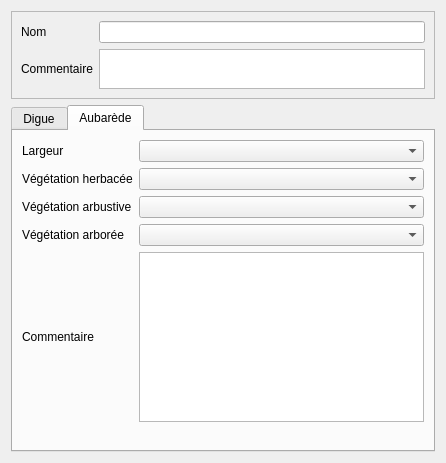
Before: the Qt Designer form Lamia/iface/qgiswidget/tools/toolprepro/base3_levee/lamiabase_levee_edge_tooldesktop_ui.ui in Artelia/Lamia, drawn with Qt 5.
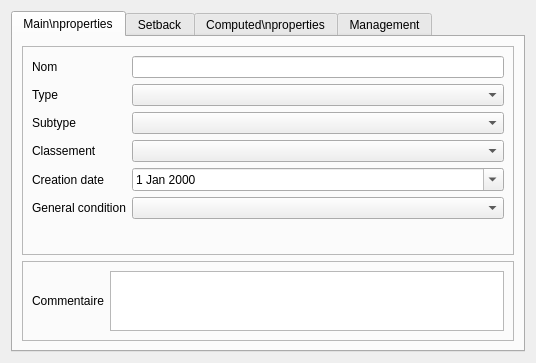
After: the same form once the commit is applied. The open tabs and pages were chosen to show the change.

```diff
--- a/Lamia/iface/qgiswidget/tools/toolprepro/base3_levee/lamiabase_levee_edge_tooldesktop_ui.ui
+++ b/Lamia/iface/qgiswidget/tools/toolprepro/base3_levee/lamiabase_levee_edge_tooldesktop_ui.ui
@@ -6,66 +6,24 @@
    <rect>
     <x>0</x>
     <y>0</y>
-    <width>446</width>
-    <height>463</height>
+    <width>536</width>
+    <height>363</height>
    </rect>
   </property>
   <property name="windowTitle">
    <string>Form</string>
   </property>
-  <layout class="QVBoxLayout" name="verticalLayout" stretch="1,10">
+  <layout class="QVBoxLayout" name="verticalLayout">
    <item>
-    <widget class="QFrame" name="frame_2">
-     <property name="frameShape">
-      <enum>QFrame::StyledPanel</enum>
-     </property>
-     <property name="frameShadow">
-      <enum>QFrame::Raised</enum>
-     </property>
-     <layout class="QGridLayout" name="gridLayout">
-      <item row="0" column="1">
-       <widget class="QLineEdit" name="lineEdit_nom"/>
-      </item>
-      <item row="0" column="0">
-       <widget class="QLabel" name="label_2">
-        <property name="text">
-         <string>Nom</string>
-        </property>
-       </widget>
-      </item>
-      <item row="1" column="1">
-       <widget class="QTextBrowser" name="textBrowser_comm">
-        <property name="maximumSize">
-         <size>
-          <width>16777215</width>
-          <height>40</height>
-         </size>
-        </property>
-        <property name="readOnly">
-         <bool>false</bool>
-        </property>
-       </widget>
-      </item>
-      <item row="1" column="0">
-       <widget class="QLabel" name="label_9">
-        <property name="text">
-         <string>Commentaire</string>
-        </property>
-       </widget>
-      </item>
-     </layout>
-    </widget>
-   </item>
-   <item>
-    <widget class="QTabWidget" name="tabWidget_2">
+    <widget class="QTabWidget" name="tabWidget">
      <property name="currentIndex">
-      <number>1</number>
+      <number>0</number>
      </property>
-     <widget class="QWidget" name="tab_4">
+     <widget class="QWidget" name="tab">
       <attribute name="title">
-       <string>Digue</string>
+       <string>Main\nproperties</string>
       </attribute>
-      <layout class="QVBoxLayout" name="verticalLayout_9">
+      <layout class="QVBoxLayout" name="verticalLayout_2">
        <item>
         <widget class="QFrame" name="frame">
          <property name="frameShape">
@@ -74,66 +32,214 @@
          <property name="frameShadow">
           <enum>QFrame::Raised</enum>
          </property>
-         <layout class="QGridLayout" name="gridLayout_2" columnstretch="1,10,0,0">
-          <item row="0" column="2">
+         <layout class="QGridLayout" name="gridLayout_2">
+          <item row="2" column="0">
            <widget class="QLabel" name="label_3">
             <property name="text">
-             <string>Constitution</string>
+             <string>Subtype</string>
             </property>
            </widget>
           </item>
-          <item row="2" column="3">
+          <item row="6" column="1">
+           <spacer name="verticalSpacer_2">
+            <property name="orientation">
+             <enum>Qt::Vertical</enum>
+            </property>
+            <property name="sizeHint" stdset="0">
+             <size>
+              <width>20</width>
+              <height>40</height>
+             </size>
+            </property>
+           </spacer>
+          </item>
+          <item row="4" column="1">
            <widget class="QDateEdit" name="dateEdit_datecontruct">
             <property name="calendarPopup">
              <bool>true</bool>
             </property>
            </widget>
           </item>
-          <item row="0" column="3">
+          <item row="1" column="0">
+           <widget class="QLabel" name="label_2">
+            <property name="text">
+             <string>Type</string>
+            </property>
+           </widget>
+          </item>
+          <item row="2" column="1">
            <widget class="QComboBox" name="comboBox_contitution"/>
           </item>
-          <item row="2" column="2">
-           <widget class="QLabel" name="label_11">
+          <item row="5" column="1">
+           <widget class="QComboBox" name="comboBox_etat_fonc"/>
+          </item>
+          <item row="4" column="0">
+           <widget class="QLabel" name="label_9">
             <property name="text">
-             <string>Date de construction</string>
+             <string>Creation date</string>
             </property>
+            <property name="wordWrap">
+             <bool>true</bool>
+            </property>
            </widget>
           </item>
-          <item row="0" column="1">
-           <widget class="QComboBox" name="comboBox_type"/>
+          <item row="5" column="0">
+           <widget class="QLabel" name="label_10">
+            <property name="text">
+             <string>General condition</string>
+            </property>
+           </widget>
           </item>
           <item row="0" column="0">
            <widget class="QLabel" name="label">
             <property name="text">
-             <string>Type</string>
+             <string>Nom</string>
             </property>
            </widget>
           </item>
-          <item row="2" column="1">
+          <item row="0" column="1">
+           <widget class="QLineEdit" name="lineEdit_nom"/>
+          </item>
+          <item row="1" column="1">
+           <widget class="QComboBox" name="comboBox_type"/>
+          </item>
+          <item row="3" column="0">
+           <widget class="QLabel" name="label_11">
+            <property name="text">
+             <string>Classement</string>
+            </property>
+           </widget>
+          </item>
+          <item row="3" column="1">
            <widget class="QComboBox" name="comboBox_classement"/>
           </item>
-          <item row="2" column="0">
+         </layout>
+        </widget>
+       </item>
+       <item>
+        <widget class="QFrame" name="frame_5">
+         <property name="frameShape">
+          <enum>QFrame::StyledPanel</enum>
+         </property>
+         <property name="frameShadow">
+          <enum>QFrame::Raised</enum>
+         </property>
+         <layout class="QGridLayout" name="gridLayout_5">
+          <item row="1" column="1">
+           <widget class="QTextBrowser" name="textBrowser_commentaire">
+            <property name="maximumSize">
+             <size>
+              <width>16777215</width>
+              <height>60</height>
+             </size>
+            </property>
+            <property name="readOnly">
+             <bool>false</bool>
+            </property>
+           </widget>
+          </item>
+          <item row="1" column="0">
+           <widget class="QLabel" name="label_15">
+            <property name="text">
+             <string>Commentaire</string>
+            </property>
+           </widget>
+          </item>
+         </layout>
+        </widget>
+       </item>
+      </layout>
+     </widget>
+     <widget class="QWidget" name="tab_2">
+      <attribute name="title">
+       <string>Setback</string>
+      </attribute>
+      <layout class="QGridLayout" name="gridLayout_3">
+       <item row="3" column="1">
+        <widget class="QComboBox" name="comboBox_aubaredevegarboree"/>
+       </item>
+       <item row="2" column="1">
+        <widget class="QComboBox" name="comboBox_aubaredevegarbustive"/>
+       </item>
+       <item row="1" column="1">
+        <widget class="QComboBox" name="comboBox_aubaredevegherbacee"/>
+       </item>
+       <item row="0" column="0">
            <widget class="QLabel" name="label_4">
             <property name="text">
-             <string>Classement</string>
+          <string>Width</string>
+         </property>
+        </widget>
+       </item>
+       <item row="0" column="1">
+        <widget class="QComboBox" name="comboBox_aubaredelargeur"/>
+       </item>
+       <item row="1" column="0">
+        <widget class="QLabel" name="label_5">
+         <property name="text">
+          <string>Herbaceous vegetation</string>
+         </property>
+         <property name="wordWrap">
+          <bool>true</bool>
+         </property>
+        </widget>
+       </item>
+       <item row="5" column="1">
+        <widget class="QTextBrowser" name="textBrowser_aubaredecommentaire">
+         <property name="readOnly">
+          <bool>false</bool>
+         </property>
+        </widget>
+       </item>
+       <item row="5" column="0">
+        <widget class="QLabel" name="label_8">
+         <property name="text">
+          <string>Comments</string>
+         </property>
+        </widget>
+       </item>
+       <item row="6" column="1">
+        <spacer name="verticalSpacer_3">
+         <property name="orientation">
+          <enum>Qt::Vertical</enum>
+         </property>
+         <property name="sizeHint" stdset="0">
+          <size>
+           <width>20</width>
+           <height>40</height>
+          </size>
+         </property>
+        </spacer>
+       </item>
+       <item row="2" column="0">
+        <widget class="QLabel" name="label_7">
+         <property name="text">
+          <string>Shrub vegetation</string>
+         </property>
+         <property name="wordWrap">
+          <bool>true</bool>
             </property>
            </widget>
           </item>
           <item row="3" column="0">
-           <widget class="QLabel" name="label_12">
+        <widget class="QLabel" name="label_6">
             <property name="text">
-             <string>Etat général</string>
+          <string>Tree vegetation</string>
+         </property>
+         <property name="wordWrap">
+          <bool>true</bool>
             </property>
            </widget>
           </item>
-          <item row="3" column="1">
-           <widget class="QComboBox" name="comboBox_etat_fonc"/>
-          </item>
-         </layout>
-        </widget>
-       </item>
+      </layout>
+     </widget>
+     <widget class="QWidget" name="tab_3">
+      <attribute name="title">
+       <string>Computed\nproperties</string>
+      </attribute>
+      <layout class="QVBoxLayout" name="verticalLayout_10">
        <item>
-        <widget class="QTabWidget" name="tabWidget">
+        <widget class="QTabWidget" name="tabWidget_2">
          <property name="currentIndex">
           <number>0</number>
          </property>
@@ -141,9 +247,9 @@
           <attribute name="title">
            <string>Photo</string>
           </attribute>
-          <layout class="QVBoxLayout" name="verticalLayout_2"/>
+          <layout class="QVBoxLayout" name="verticalLayout_3"/>
          </widget>
-         <widget class="QWidget" name="tab">
+         <widget class="QWidget" name="tab_4">
           <attribute name="title">
            <string>Profil en travers</string>
           </attribute>
@@ -163,23 +269,27 @@
            </item>
           </layout>
          </widget>
-         <widget class="QWidget" name="tab_2">
+         <widget class="QWidget" name="tab_5">
           <attribute name="title">
            <string>Profil en long</string>
           </attribute>
           <layout class="QVBoxLayout" name="verticalLayout_5"/>
          </widget>
-         <widget class="QWidget" name="tab_3">
+        </widget>
+       </item>
+      </layout>
+     </widget>
+     <widget class="QWidget" name="tab_7">
           <attribute name="title">
-           <string>Intervenants</string>
-          </attribute>
-          <layout class="QVBoxLayout" name="verticalLayout_4">
+       <string>Management</string>
+      </attribute>
+      <layout class="QVBoxLayout" name="verticalLayout_11">
            <item>
             <widget class="QGroupBox" name="groupBox_2">
              <property name="title">
               <string>Intervenants</string>
              </property>
-             <layout class="QVBoxLayout" name="verticalLayout_3">
+         <layout class="QVBoxLayout" name="verticalLayout_9">
               <property name="leftMargin">
                <number>3</number>
               </property>
@@ -209,11 +319,8 @@
                 </property>
                </widget>
               </item>
-             </layout>
-            </widget>
-           </item>
            <item>
-            <spacer name="verticalSpacer">
+           <spacer name="verticalSpacer_4">
              <property name="orientation">
               <enum>Qt::Vertical</enum>
              </property>
@@ -226,86 +333,6 @@
             </spacer>
            </item>
           </layout>
-         </widget>
-        </widget>
-       </item>
-      </layout>
-     </widget>
-     <widget class="QWidget" name="tab_5">
-      <attribute name="title">
-       <string>Aubarède</string>
-      </attribute>
-      <layout class="QGridLayout" name="gridLayout_3">
-       <item row="0" column="1">
-        <widget class="QComboBox" name="comboBox_aubaredelargeur"/>
-       </item>
-       <item row="5" column="0">
-        <widget class="QLabel" name="label_8">
-         <property name="text">
-          <string>Commentaire</string>
-         </property>
-        </widget>
-       </item>
-       <item row="4" column="1">
-        <widget class="QComboBox" name="comboBox_aubaredevegarboree"/>
-       </item>
-       <item row="1" column="1">
-        <widget class="QComboBox" name="comboBox_aubaredevegherbacee"/>
-       </item>
-       <item row="6" column="1">
-        <spacer name="verticalSpacer_2">
-         <property name="orientation">
-          <enum>Qt::Vertical</enum>
-         </property>
-         <property name="sizeHint" stdset="0">
-          <size>
-           <width>20</width>
-           <height>40</height>
-          </size>
-         </property>
-        </spacer>
-       </item>
-       <item row="1" column="0">
-        <widget class="QLabel" name="label_5">
-         <property name="text">
-          <string>Végétation herbacée</string>
-         </property>
-         <property name="wordWrap">
-          <bool>true</bool>
-         </property>
-        </widget>
-       </item>
-       <item row="0" column="0">
-        <widget class="QLabel" name="label_10">
-         <property name="text">
-          <string>Largeur</string>
-         </property>
-        </widget>
-       </item>
-       <item row="3" column="1">
-        <widget class="QComboBox" name="comboBox_aubaredevegarbustive"/>
-       </item>
-       <item row="5" column="1">
-        <widget class="QTextBrowser" name="textBrowser_aubaredecommentaire"/>
-       </item>
-       <item row="4" column="0">
-        <widget class="QLabel" name="label_6">
-         <property name="text">
-          <string>Végétation arborée</string>
-         </property>
-         <property name="wordWrap">
-          <bool>true</bool>
-         </property>
-        </widget>
-       </item>
-       <item row="3" column="0">
-        <widget class="QLabel" name="label_7">
-         <property name="text">
-          <string>Végétation arbustive</string>
-         </property>
-         <property name="wordWrap">
-          <bool>true</bool>
-         </property>
         </widget>
        </item>
       </layout>
```
Lines whose indentation alone changed are shown as unchanged.
